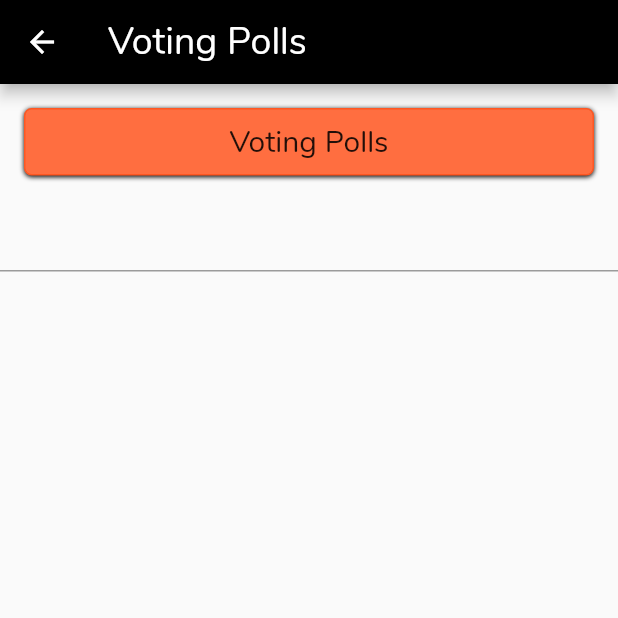
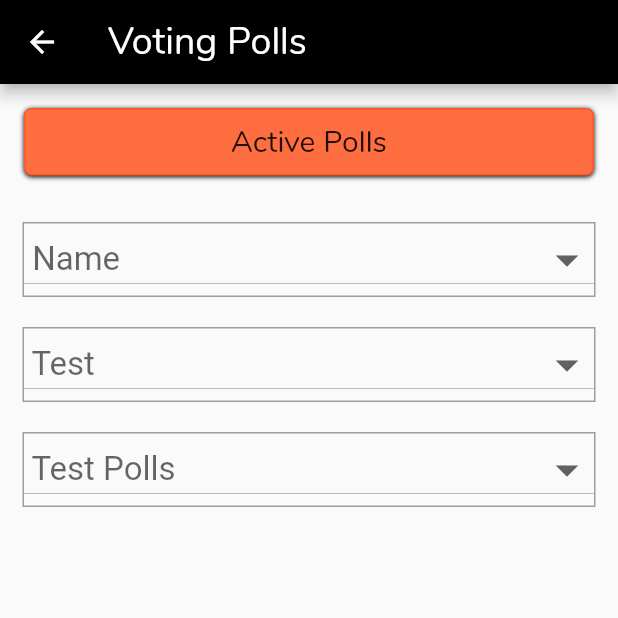
Before and after one commit to FusionIIIT/Fusion-mobile, a Flutter app: the VotingPolls screen opened directly, on a phone screen of 412 x 824 dp, the top half of it. Run offline on Flutter 3.47's test engine with Material 2 defaults, Android fonts, the phone set to English and light mode, and no system bars; our stand-ins replace date_field, shared_preferences; accounts and stored records are empty.

Commit message:
Merge remote-tracking branch 'upstream/main' into Gymkhana
# Conflicts:
#	lib/screens/Gymkhana/Club.dart
commit polls

```diff
--- a/lib/screens/Gymkhana/Polls.dart
+++ b/lib/screens/Gymkhana/Polls.dart
@@ -1,5 +1,6 @@
 import 'package:flutter/cupertino.dart';
 import 'package:flutter/material.dart';
+
 
 class Polls extends StatelessWidget {
   @override
@@ -14,6 +15,10 @@ class VotingPolls extends StatefulWidget {
 }
 
 class VotingPollsState extends State<VotingPolls> {
+   final List<String> Manu = ["Name","Result","Expired"];
+   String selected = "Name";
+   String select = "Test Polls";
+
   @override
   Widget build(BuildContext context) {
     return Scaffold(
@@ -35,7 +40,7 @@ class VotingPollsState extends State<VotingPolls> {
                       padding: const EdgeInsets.all(8.0),
                       child: Center(
                           child: Text(
-                            "Voting Polls",
+                            "Active Polls",
                             style: TextStyle(
                               fontSize: 20.0,
                             ),
@@ -62,7 +67,109 @@ class VotingPollsState extends State<VotingPolls> {
                 ),
               ),
             ),
-            TextField()
+            Container(
+            padding: EdgeInsets.all(5.0),
+            child : Column(
+    crossAxisAlignment: CrossAxisAlignment.center,
+            children: [
+              Center(
+                child: Padding(
+                  padding: EdgeInsets.all(10.0),
+                  child: Container(
+                    decoration: BoxDecoration(
+                        border: Border.all(color: Colors.grey, width:1)
+                    ),
+                    child: DropdownButton<String>(
+                        hint: Text(" Name"),
+                        icon: Icon(Icons.arrow_drop_down),
+                        iconSize: 36,
+                        isExpanded: true,
+                        style: TextStyle(
+                            color: Colors.black,
+                            fontSize: 22
+                        ),
+
+                        onChanged: (value){
+                          setState(() {
+                          });
+                        },
+                        items: Manu.map<DropdownMenuItem<String>> ((value){
+                          return DropdownMenuItem(
+                            child: Text(value),
+                            value: value,
+
+                          );
+                        }).toList()
+
+
+                    ),
+                  ),   ), ),   Center(
+                child: Padding(
+                  padding: EdgeInsets.all(10.0),
+                  child: Container(
+                    decoration: BoxDecoration(
+                        border: Border.all(color: Colors.grey, width:1)
+                    ),
+                    child: DropdownButton<String>(
+                        hint: Text(" Test "),
+                        icon: Icon(Icons.arrow_drop_down),
+                        iconSize: 36,
+                        isExpanded: true,
+                        style: TextStyle(
+                            color: Colors.black,
+                            fontSize: 22
+                        ),
+
+                        onChanged: (value){
+                          setState(() {
+                          });
+                        },
+                        items: Manu.map<DropdownMenuItem<String>> ((value){
+                          return DropdownMenuItem(
+                            child: Text(value),
+                            value: value,
+
+                          );
+                        }).toList()
+
+
+                    ),
+                  ),   ), ), Center(
+                child: Padding(
+                  padding: EdgeInsets.all(10.0),
+                  child: Container(
+                    decoration: BoxDecoration(
+                      border: Border.all(color: Colors.grey, width:1)
+                    ),
+                  child: DropdownButton<String>(
+                      hint: Text(" Test Polls"),
+                      icon: Icon(Icons.arrow_drop_down),
+                      iconSize: 36,
+                      isExpanded: true,
+                      style: TextStyle(
+                          color: Colors.black,
+                          fontSize: 22
+                      ),
+
+                      onChanged: (value){
+                        setState(() {
+                        });
+                      },
+                      items: Manu.map<DropdownMenuItem<String>> ((value){
+                        return DropdownMenuItem(
+                          child: Text(value),
+                          value: value,
+
+                        );
+                      }).toList()
+
+
+                  ),
+                  ),   ), ),
+           ],
+                  )
+             )
+
           ],
         ));
   }
```
